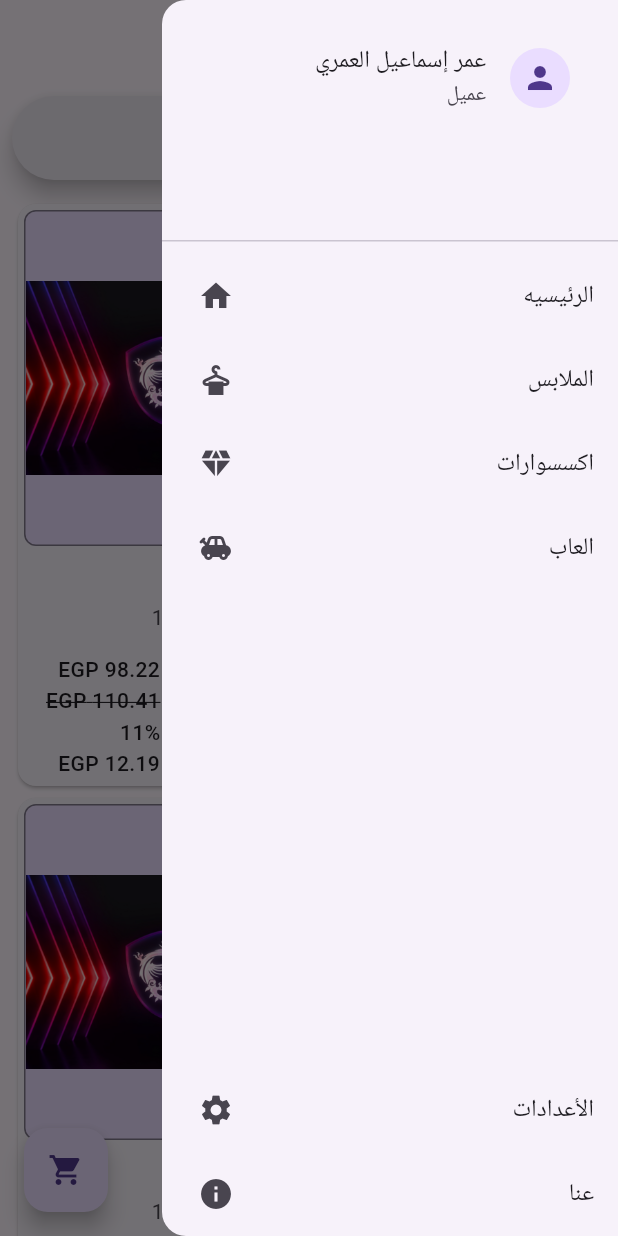
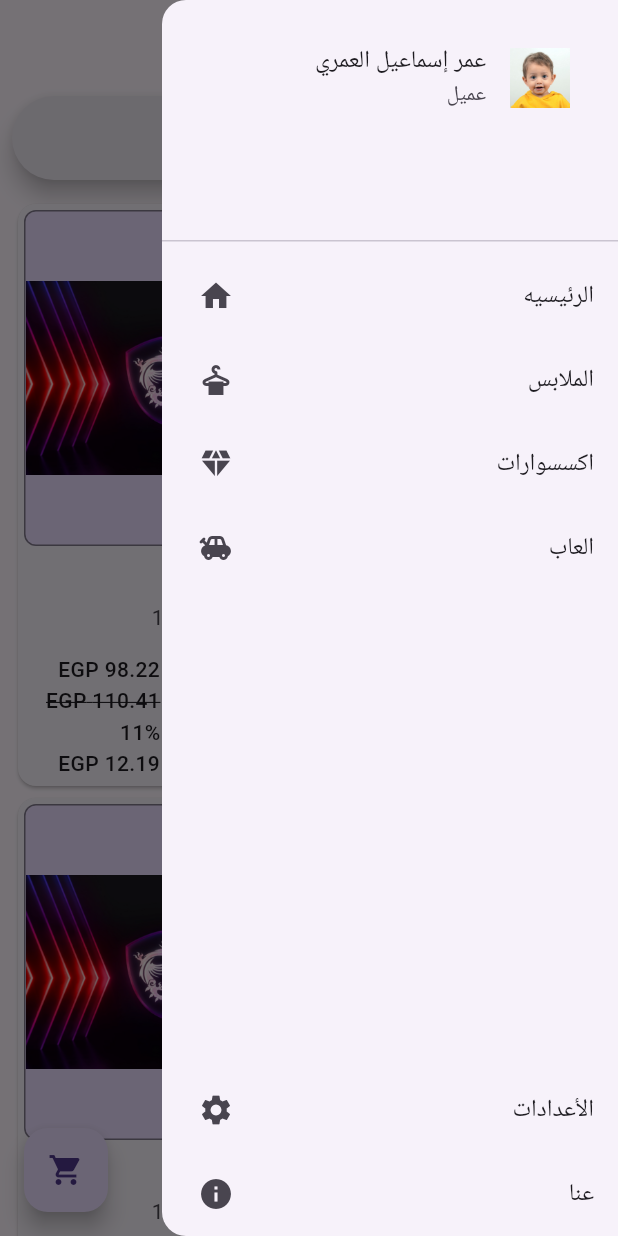
Before and after one commit to Alomory/E-commerce_App, a Flutter app: the screen it shows after launch, with the side drawer open, on a phone screen of 412 x 824 dp. Run offline on Flutter 3.47's test engine with Material 3 defaults, Android fonts, the phone set to English and light mode, and no system bars.

Commit message:
updated user profile picture

```diff
--- a/lib/widgets/dashboard.dart
+++ b/lib/widgets/dashboard.dart
@@ -35,7 +35,7 @@ class _ECommerceState extends State<ECommerce> {
                   title: Text("عمر إسماعيل العمري"),
                   subtitle: Text("عميل"),
                   leading: CircleAvatar(
-                    child: Icon(Icons.person),
+                    child: Image.asset('assets/images/aziz.jpg'),
                   ),
                 ),
               ),
```
